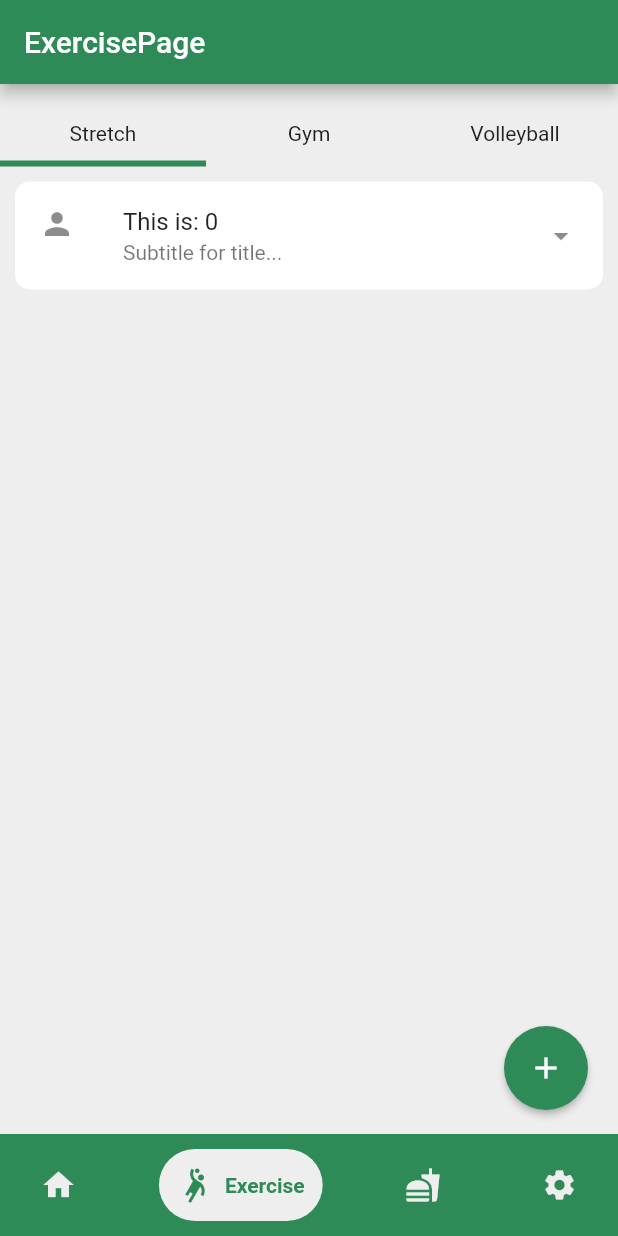
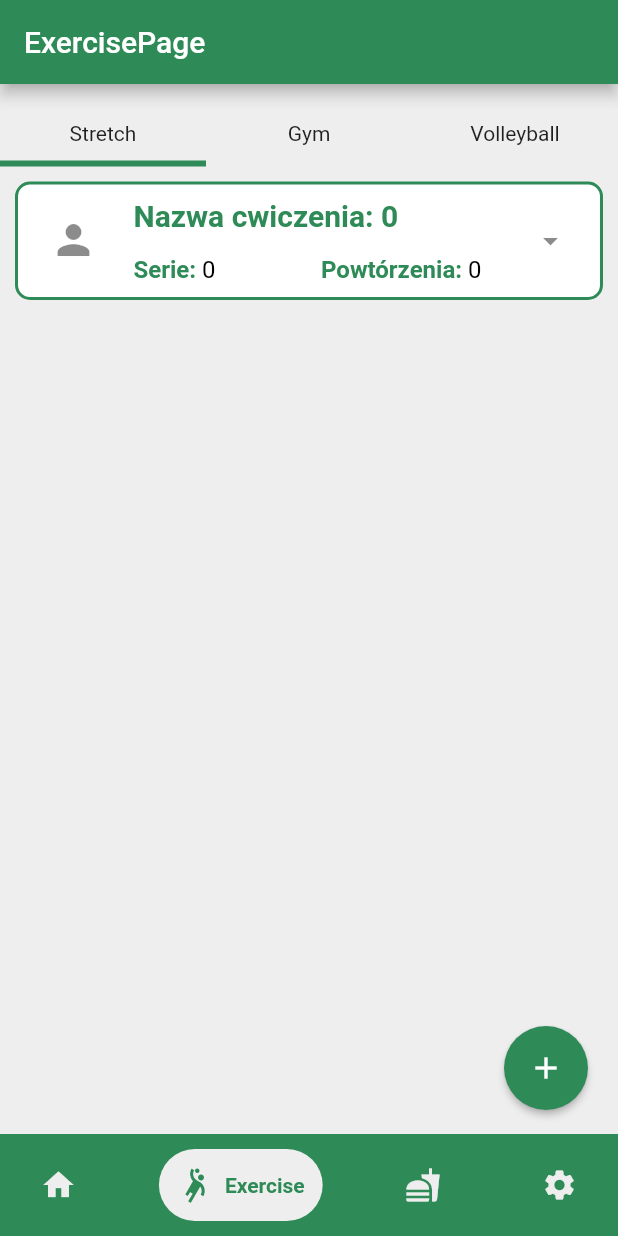
Before and after one commit to zysek11/LifestyleApplication, a Flutter app: the screen it shows after launch, item 2 of the bottom bar chosen, on a phone screen of 412 x 824 dp. Run offline on Flutter 3.47's test engine with Material 2 defaults, Android fonts, the light colour scheme and no system bars; drawn by our look-alikes of google_nav_bar.

Commit message:
Rozwijany kafelek, lekki styl
Dodano rozwijanie kafelka, jakie dane będą w kafelku, delikatnie wystylizowane

```diff
--- a/lib/Pages/exerciseMenu/ExerciseStretch.dart
+++ b/lib/Pages/exerciseMenu/ExerciseStretch.dart
@@ -8,12 +8,12 @@ class ExerciseStretch extends StatefulWidget {
 }
 
 class _ExerciseStretchState extends State<ExerciseStretch> {
-
   int _itemCount = 1;
   int _selectedIndex = -1;
 
   @override
   Widget build(BuildContext context) {
+
     return Expanded(
       child: Stack(
         children: [
@@ -26,27 +26,105 @@ class _ExerciseStretchState extends State<ExerciseStretch> {
                   physics: const NeverScrollableScrollPhysics(),
                   itemCount: _itemCount,
                   itemBuilder: (BuildContext context, int index) {
-                    final backgroundColor =
-                    _selectedIndex == index ? Colors.green.shade100 : Colors.white;
+                    final bool showMore = _selectedIndex == index
+                        ? true : false;
                     return Container(
-                      margin: EdgeInsets.symmetric(horizontal: 10),
+                      margin: const EdgeInsets.symmetric(horizontal: 10),
                       decoration: BoxDecoration(
-                        color: backgroundColor,
+                        color: Colors.white,
                         borderRadius: BorderRadius.circular(10),
+                        border: Border.all(color: const Color(0xFF2E8B57),
+                          width: 2.0,style: BorderStyle.solid)
                       ),
+                      child: Padding(
+                        padding: const EdgeInsets.all(5.0),
                         child: ListTile(
-                        onTap: (){
+                          onTap: () {
                             setState(() {
+                              if (_selectedIndex == index) {
+                                // Ten sam element został kliknięty po raz drugi, więc go odznaczamy
+                                _selectedIndex = -1;
+                              } else {
+                                // Inny element został kliknięty, więc go zaznaczamy
                                 _selectedIndex = index;
+                              }
                               print("kliknieto!");
                             });
                           },
-                        leading: Icon(Icons.person),
-                        title: Text('This is: $index'),
-                        subtitle: Text('Subtitle for title...'),
-                        trailing: Icon(Icons.arrow_drop_down_sharp),
+                          leading: const Icon(Icons.person, size: 32),
+                          title: Container(
+                            child: Column(
+                              crossAxisAlignment: CrossAxisAlignment.start,
+                              children: [
+                                Text('Nazwa cwiczenia: $index',
+                                  style: const TextStyle(fontSize: 20,
+                                      color:  Color(0xFF2E8B57),
+                                      fontWeight: FontWeight.bold),),
+                                const SizedBox(height: 15),
+                                Row(
+                                  children: [
+                                    Expanded(
+                                        flex: 1,
+                                      child: RichText(
+                                        text: TextSpan(
+                                          children: [
+                                            const TextSpan(
+                                              text: 'Serie: ',
+                                              style: TextStyle(
+                                                fontSize: 16,
+                                                color: Color(0xFF2E8B57),
+                                                fontWeight: FontWeight.bold
+                                              ),
+                                            ),
+                                            TextSpan(
+                                              text: '$index',
+                                              style: const TextStyle(
+                                                fontSize: 16,
+                                                color: Colors.black,
+                                              ),
+                                            ),
+                                          ],
+                                        ),
+                                      ),
+                                    ),
+                                    Expanded(
+                                        flex: 1,
+                                        child: RichText(
+                                    text: TextSpan(
+                                    children: [
+                                    const TextSpan(
+                                      text: 'Powtórzenia: ',
+                                      style: TextStyle(
+                                        fontSize: 16,
+                                        color: Color(0xFF2E8B57),
+                                        fontWeight: FontWeight.bold
+                                      ),
+                                    ),
+                                    TextSpan(
+                                      text: '$index',
+                                      style: const TextStyle(
+                                        fontSize: 16,
+                                        color: Colors.black,
+                                      ),
+                                    ),
+                                  ],
+                                ),
+                          ),
+                                    ),
+                                  ],),
+                                if (showMore) const SizedBox(height: 10),
+                                if (showMore)const Text("To jest dodatkowy napis\n"
+                                    "Tu jest druga linijka tego napisu\n"
+                                    "Tu jest trzecia i ostatnia linijka",
+                                    style: TextStyle(fontSize: 16),)
+                              ],
+                            ),
+                          ),
+                          trailing: showMore == true ?
+                          const Icon(Icons.arrow_drop_up_sharp) : const Icon(Icons.arrow_drop_down_sharp),
                           dense: false,
                           isThreeLine: false,
+                        ),
                       ),
                     );
                   },
```
Lines whose indentation alone changed are shown as unchanged.
